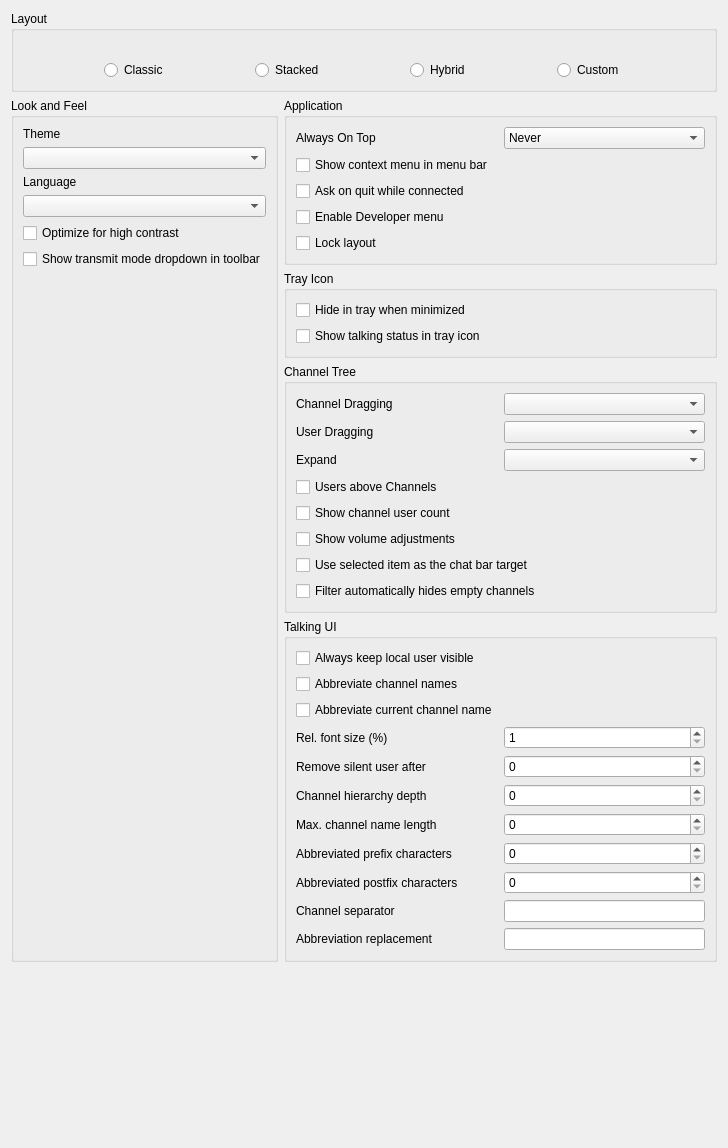
mumble-voip/mumble, file src/mumble/LookConfig.ui: the form before one commit.
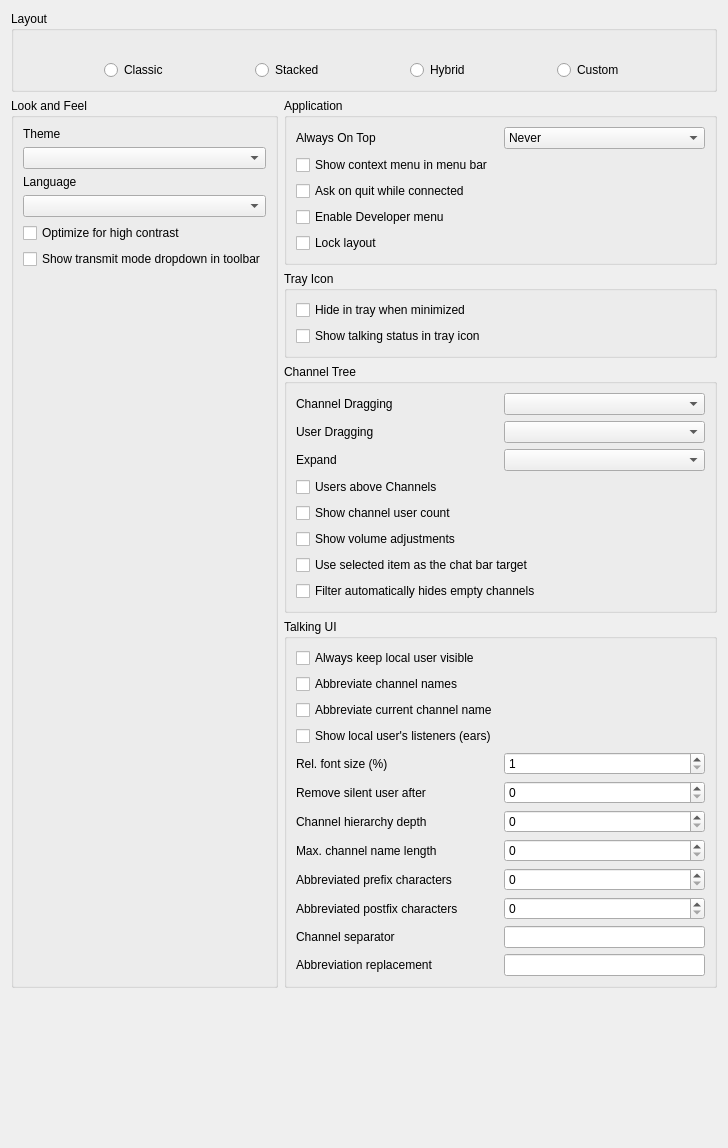
The form after the commit. Icons and pictures are not drawn. Custom widgets are drawn as their Qt base class.

Commit message:
FEAT(talking-ui): Allow ChannelListeners to be shown
With this feature the ChannelListeners of the local user can optionally
been shown in the TalkingUI (and thereby the channels they are in as
well). This is kinda similar to the option that allows you to always see
the local user in the UI.

Patch:
```diff
--- a/src/mumble/LookConfig.ui
+++ b/src/mumble/LookConfig.ui
@@ -35,8 +35,25 @@
       <property name="horizontalSpacing">
        <number>6</number>
       </property>
-      <item row="4" column="1">
-       <widget class="QSpinBox" name="qsbSilentUserLifetime">
+      <item row="7" column="0">
+       <widget class="QLabel" name="qlChannelHierarchyDepth">
+        <property name="toolTip">
+         <string>The names of how many parent channels should be included in the channel's name when displaying it in the TalkingUI?</string>
+        </property>
+        <property name="text">
+         <string>Channel hierarchy depth</string>
+        </property>
+       </widget>
+      </item>
+      <item row="7" column="1">
+       <widget class="QSpinBox" name="qsbChannelHierarchyDepth">
+        <property name="toolTip">
+         <string>The names of how many parent channels should be included in the channel's name when displaying it in the TalkingUI?</string>
+        </property>
+       </widget>
+      </item>
+      <item row="14" column="1">
+       <widget class="QLineEdit" name="qleAbbreviationReplacement">
         <property name="sizePolicy">
          <sizepolicy hsizetype="Preferred" vsizetype="Fixed">
           <horstretch>0</horstretch>
@@ -48,14 +65,7 @@
         </property>
        </widget>
       </item>
-      <item row="9" column="1">
-       <widget class="QSpinBox" name="qsbPrefixCharCount">
-        <property name="toolTip">
-         <string>How many characters from the original name to display at the beginning of an abbreviated name.</string>
-        </property>
-       </widget>
-      </item>
-      <item row="12" column="0">
+      <item row="13" column="0">
        <widget class="QLabel" name="qlChannelSeparator">
         <property name="toolTip">
          <string>String to separate a channel name from its parent's.</string>
@@ -65,7 +75,37 @@
         </property>
        </widget>
       </item>
-      <item row="9" column="0">
+      <item row="4" column="1">
+       <widget class="QSpinBox" name="qsbRelFontSize">
+        <property name="toolTip">
+         <string>Relative font size to use in the Talking UI in percent.</string>
+        </property>
+        <property name="minimum">
+         <number>1</number>
+        </property>
+        <property name="maximum">
+         <number>500</number>
+        </property>
+       </widget>
+      </item>
+      <item row="0" column="0">
+       <widget class="QCheckBox" name="qcbLocalUserVisible">
+        <property name="toolTip">
+         <string>If this is checked, the local user (yourself) will always be visible in the TalkingUI (regardless of talking state).</string>
+        </property>
+        <property name="text">
+         <string>Always keep local user visible</string>
+        </property>
+       </widget>
+      </item>
+      <item row="9" column="1">
+       <widget class="QSpinBox" name="qsbMaxNameLength">
+        <property name="toolTip">
+         <string>The preferred maximum length of a channel (hierarchy) name in the Talking UI. Note that this is not a hard limit though.</string>
+        </property>
+       </widget>
+      </item>
+      <item row="10" column="0">
        <widget class="QLabel" name="qlPrefixCharCount">
         <property name="toolTip">
          <string>How many characters from the original name to display at the beginning of an abbreviated name.</string>
@@ -75,10 +115,10 @@
         </property>
        </widget>
       </item>
-      <item row="4" column="0">
-       <widget class="QLabel" name="qlSilentUserLifetime">
+      <item row="5" column="1">
+       <widget class="QSpinBox" name="qsbSilentUserLifetime">
         <property name="sizePolicy">
-         <sizepolicy hsizetype="Preferred" vsizetype="Preferred">
+         <sizepolicy hsizetype="Preferred" vsizetype="Fixed">
           <horstretch>0</horstretch>
           <verstretch>0</verstretch>
          </sizepolicy>
@@ -86,25 +126,22 @@
         <property name="toolTip">
          <string>A user that is silent for the given amount of seconds will be removed from the Talkin UI.</string>
         </property>
-        <property name="text">
-         <string>Remove silent user after</string>
-        </property>
        </widget>
       </item>
-      <item row="6" column="1">
-       <widget class="QSpinBox" name="qsbChannelHierarchyDepth">
-        <property name="toolTip">
-         <string>The names of how many parent channels should be included in the channel's name when displaying it in the TalkingUI?</string>
-        </property>
-       </widget>
-      </item>
-      <item row="10" column="0">
-       <widget class="QLabel" name="qlPostfixCharCount">
+      <item row="11" column="1">
+       <widget class="QSpinBox" name="qsbPostfixCharCount">
         <property name="toolTip">
          <string>How many characters from the original name to display at the end of an abbreviated name.</string>
         </property>
+       </widget>
+      </item>
+      <item row="9" column="0">
+       <widget class="QLabel" name="qlMaxNameLength">
+        <property name="toolTip">
+         <string>The preferred maximum length of a channel (hierarchy) name in the Talking UI. Note that this is not a hard limit though.</string>
+        </property>
         <property name="text">
-         <string>Abbreviated postfix characters</string>
+         <string>Max. channel name length</string>
         </property>
        </widget>
       </item>
@@ -118,20 +155,10 @@
         </property>
        </widget>
       </item>
-      <item row="6" column="0">
-       <widget class="QLabel" name="qlChannelHierarchyDepth">
-        <property name="toolTip">
-         <string>The names of how many parent channels should be included in the channel's name when displaying it in the TalkingUI?</string>
-        </property>
-        <property name="text">
-         <string>Channel hierarchy depth</string>
-        </property>
-       </widget>
-      </item>
-      <item row="12" column="1">
-       <widget class="QLineEdit" name="qleChannelSeparator">
+      <item row="5" column="0">
+       <widget class="QLabel" name="qlSilentUserLifetime">
         <property name="sizePolicy">
-         <sizepolicy hsizetype="Preferred" vsizetype="Fixed">
+         <sizepolicy hsizetype="Preferred" vsizetype="Preferred">
           <horstretch>0</horstretch>
           <verstretch>0</verstretch>
          </sizepolicy>
@@ -139,32 +166,8 @@
         <property name="toolTip">
          <string>String to separate a channel name from its parent's.</string>
         </property>
-       </widget>
-      </item>
-      <item row="0" column="0">
-       <widget class="QCheckBox" name="qcbLocalUserVisible">
-        <property name="toolTip">
-         <string>If this is checked, the local user (yourself) will always be visible in the TalkingUI (regardless of talking state).</string>
-        </property>
         <property name="text">
-         <string>Always keep local user visible</string>
-        </property>
-       </widget>
-      </item>
-      <item row="13" column="0">
-       <widget class="QLabel" name="qlAbbreviationReplacement">
-        <property name="toolTip">
-         <string>String that gets used instead of the cut-out part of an abbreviated name.</string>
-        </property>
-        <property name="text">
-         <string>Abbreviation replacement</string>
-        </property>
-       </widget>
-      </item>
-      <item row="10" column="1">
-       <widget class="QSpinBox" name="qsbPostfixCharCount">
-        <property name="toolTip">
-         <string>How many characters from the original name to display at the end of an abbreviated name.</string>
+         <string>Remove silent user after</string>
         </property>
        </widget>
       </item>
@@ -178,18 +181,35 @@
         </property>
        </widget>
       </item>
-      <item row="8" column="0">
-       <widget class="QLabel" name="qlMaxNameLength">
+      <item row="11" column="0">
+       <widget class="QLabel" name="qlPostfixCharCount">
         <property name="toolTip">
          <string>The preferred maximum length of a channel (hierarchy) name in the Talking UI. Note that this is not a hard limit though.</string>
         </property>
         <property name="text">
-         <string>Max. channel name length</string>
+         <string>Abbreviated postfix characters</string>
+        </property>
+       </widget>
+      </item>
+      <item row="14" column="0">
+       <widget class="QLabel" name="qlAbbreviationReplacement">
+        <property name="toolTip">
+         <string>String that gets used instead of the cut-out part of an abbreviated name.</string>
+        </property>
+        <property name="text">
+         <string>Abbreviation replacement</string>
+        </property>
+       </widget>
+      </item>
+      <item row="10" column="1">
+       <widget class="QSpinBox" name="qsbPrefixCharCount">
+        <property name="toolTip">
+         <string>How many characters from the original name to display at the beginning of an abbreviated name.</string>
         </property>
        </widget>
       </item>
       <item row="13" column="1">
-       <widget class="QLineEdit" name="qleAbbreviationReplacement">
+       <widget class="QLineEdit" name="qleChannelSeparator">
         <property name="sizePolicy">
          <sizepolicy hsizetype="Preferred" vsizetype="Fixed">
           <horstretch>0</horstretch>
@@ -201,14 +221,7 @@
         </property>
        </widget>
       </item>
-      <item row="8" column="1">
-       <widget class="QSpinBox" name="qsbMaxNameLength">
-        <property name="toolTip">
-         <string>The preferred maximum length of a channel (hierarchy) name in the Talking UI. Note that this is not a hard limit though.</string>
-        </property>
-       </widget>
-      </item>
-      <item row="3" column="0">
+      <item row="4" column="0">
        <widget class="QLabel" name="qlRelFontSize">
         <property name="toolTip">
          <string>Relative font size to use in the Talking UI in percent.</string>
@@ -218,16 +231,13 @@
         </property>
        </widget>
       </item>
-      <item row="3" column="1">
-       <widget class="QSpinBox" name="qsbRelFontSize">
+      <item row="3" column="0" colspan="2">
+       <widget class="QCheckBox" name="qcbShowLocalListeners">
         <property name="toolTip">
          <string>Relative font size to use in the Talking UI in percent.</string>
         </property>
-        <property name="minimum">
-         <number>1</number>
-        </property>
-        <property name="maximum">
-         <number>500</number>
+        <property name="text">
+         <string>Show local user's listeners (ears)</string>
         </property>
        </widget>
       </item>
```
Left out of the diff: 10 changed lines with no effect on the pictures. The commit also changes 14 other files.
